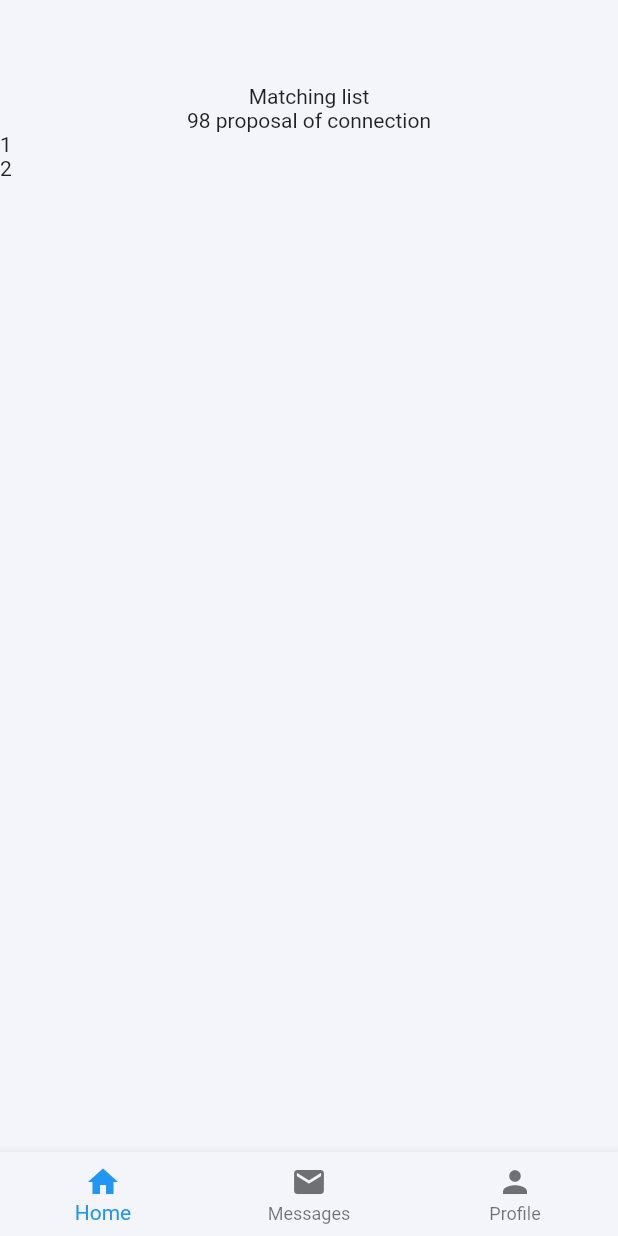
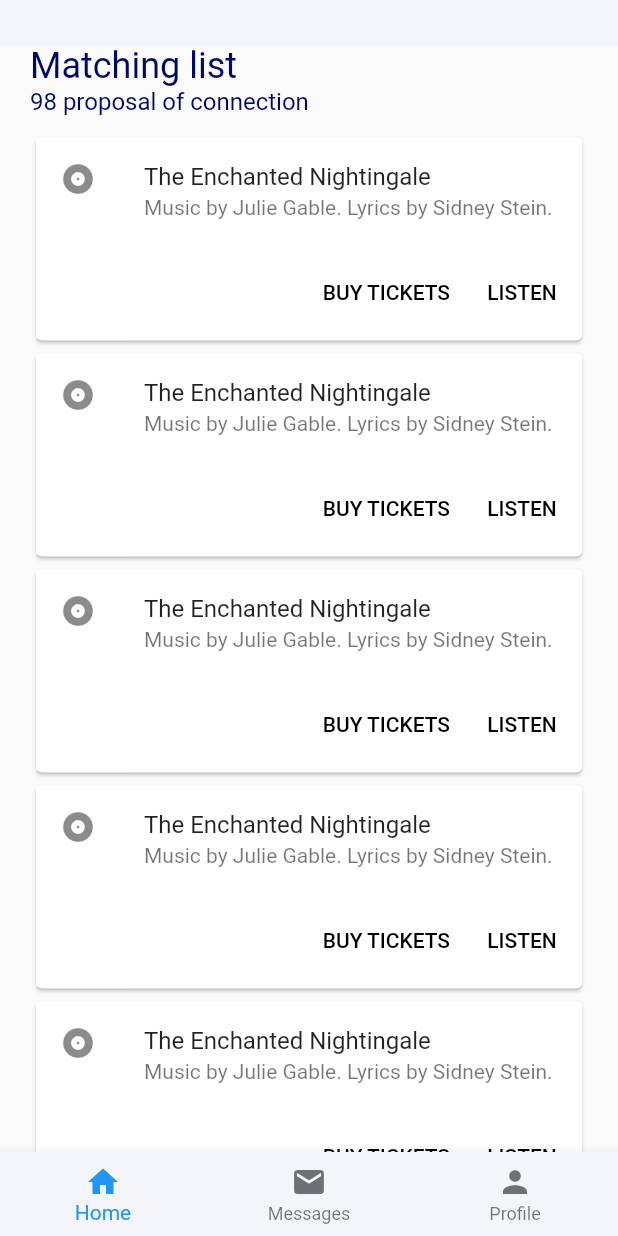
Before and after one commit to skygate/skyexpo-matchmaking, a Flutter app: the screen it shows after launch, on a phone screen of 412 x 824 dp. Run offline on Flutter 3.47's test engine with Material 2 defaults, Android fonts, the phone set to English and light mode, and no system bars; our stand-ins replace flutter_redux, redux; missing offline and left inert: redux_epics, reselect.

Commit message:
[SKYEX-42] Add simple list

```diff
--- a/mobile/lib/common/widgets/top-header.widget.dart
+++ b/mobile/lib/common/widgets/top-header.widget.dart
@@ -1,6 +1,9 @@
 import 'package:flutter/cupertino.dart';
 import 'package:flutter/foundation.dart';
 import 'package:flutter/material.dart';
+
+import 'package:mobile/config/colors.config.dart';
+import 'package:mobile/config/fonts.config.dart';
 
 class TopHeader extends StatelessWidget {
   final String title;
@@ -11,11 +14,17 @@ class TopHeader extends StatelessWidget {
   @override
   Widget build(BuildContext context) {
     return Container(
-        child: Column(
-      children: <Widget>[
-        Text(title),
-        Text(subTitle),
-      ],
-    ));
+        width: MediaQuery.of(context).size.width,
+        margin: EdgeInsets.only(bottom: 10),
+        child: Column(crossAxisAlignment: CrossAxisAlignment.start, children: [
+          Text(
+            title,
+            style: TextStyle(
+                fontSize: fontSizes["veryBig"], color: colors["primary"]),
+          ),
+          Text(subTitle,
+              style: TextStyle(
+                  fontSize: fontSizes["big"], color: colors["primary"]))
+        ]));
   }
 }
--- a/mobile/lib/core/widgets/layout.widget.dart
+++ b/mobile/lib/core/widgets/layout.widget.dart
@@ -14,13 +14,14 @@ class Layout extends StatelessWidget {
   @override
   Widget build(BuildContext context) {
     return Scaffold(
-        backgroundColor: colors['background'],
-        drawerScrimColor: colors['background'],
-        appBar: AppBar(
-          backgroundColor: colors['background'],
-          elevation: 0.0,
-        ),
-        body: child,
+        appBar: PreferredSize(
+            preferredSize: Size.fromHeight(30.0),
+            child: AppBar(
+              backgroundColor: colors['background'],
+              elevation: 0.0,
+            )),
+        body: Padding(
+            padding: EdgeInsets.only(left: 20, right: 20), child: child),
         bottomNavigationBar: BottomNavigation());
   }
 }
--- /dev/null
+++ b/mobile/lib/features/matching/models/match-pair.model.dart
@@ -0,0 +1,8 @@
+class MatchPair {
+  String id;
+  String name;
+  String tags;
+  int percent;
+  String avatar;
+  MatchPair({this.id, this.name, this.tags, this.percent, this.avatar});
+}
--- /dev/null
+++ b/mobile/lib/features/matching/widgets/matching-card.widget.dart
@@ -0,0 +1,37 @@
+import 'package:flutter/cupertino.dart';
+import 'package:flutter/foundation.dart';
+import 'package:flutter/material.dart';
+
+class MatchingCard extends StatelessWidget {
+  MatchingCard({Key key}) : super(key: key);
+
+  @override
+  Widget build(BuildContext context) {
+    return Center(
+      child: Card(
+        child: Column(
+          mainAxisSize: MainAxisSize.min,
+          children: <Widget>[
+            const ListTile(
+              leading: Icon(Icons.album),
+              title: Text('The Enchanted Nightingale'),
+              subtitle: Text('Music by Julie Gable. Lyrics by Sidney Stein.'),
+            ),
+            ButtonBar(
+              children: <Widget>[
+                FlatButton(
+                  child: const Text('BUY TICKETS'),
+                  onPressed: () {/* ... */},
+                ),
+                FlatButton(
+                  child: const Text('LISTEN'),
+                  onPressed: () {/* ... */},
+                ),
+              ],
+            ),
+          ],
+        ),
+      ),
+    );
+  }
+}
--- a/mobile/lib/features/matching/widgets/matching-list.widget.dart
+++ b/mobile/lib/features/matching/widgets/matching-list.widget.dart
@@ -4,11 +4,10 @@ import 'package:flutter/material.dart';
 import 'package:mobile/common/widgets/top-header.widget.dart';
 
 import 'package:mobile/core/widgets/layout.widget.dart';
+import 'package:mobile/features/matching/widgets/matching-card.widget.dart';
 
 class MatchingList extends StatelessWidget {
-  final dynamic matchingLis;
-
-  MatchingList({Key key, @required this.matchingLis}) : super(key: key);
+  MatchingList({Key key}) : super(key: key);
 
   @override
   Widget build(BuildContext context) {
@@ -17,14 +16,20 @@ class MatchingList extends StatelessWidget {
       children: [
         TopHeader(
             title: 'Matching list', subTitle: '98 proposal of connection'),
-        ListView(
+        Flexible(
+            child: ListView(
           scrollDirection: Axis.vertical,
           shrinkWrap: true,
           children: [
-            Text('1'),
-            Text('2'),
+            MatchingCard(),
+            MatchingCard(),
+            MatchingCard(),
+            MatchingCard(),
+            MatchingCard(),
+            MatchingCard(),
+            MatchingCard(),
           ],
-        )
+        ))
       ],
     ));
   }
--- a/mobile/lib/main.dart
+++ b/mobile/lib/main.dart
@@ -46,8 +46,7 @@ class Main extends StatelessWidget {
               routes['home']: (context) => Home(),
               routes['logIn']: (context) => LogInContainer(),
               routes['afterAuth']: (context) => AfterAuthContainer(),
-              routes['matchingList']: (context) =>
-                  MatchingList(matchingLis: matchingList),
+              routes['matchingList']: (context) => MatchingList(),
             }));
   }
 }
```
Also changed, not shown: mobile/lib/config/colors.config.dart, mobile/lib/config/fonts.config.dart (added).
